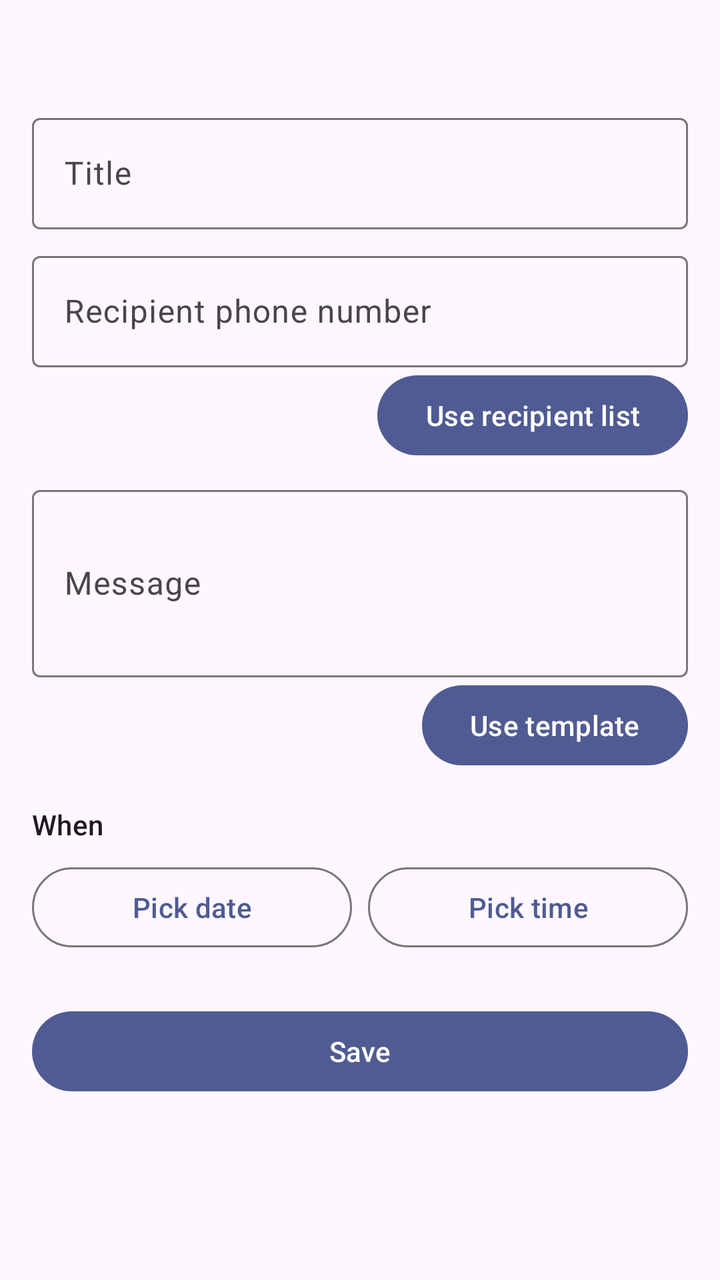
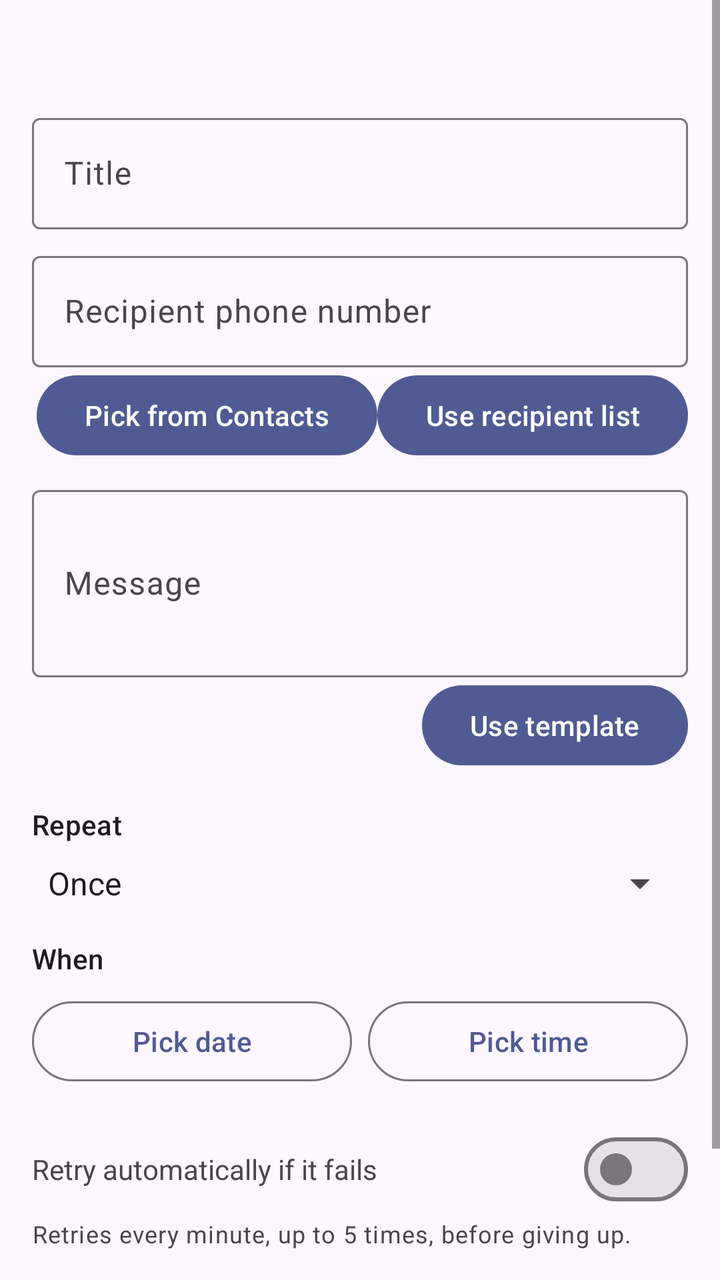

An Android layout rendered at two revisions. The XML below is the earlier revision; the diff shows what the commit changed to produce the second picture.
<!-- AndroidManifest.xml: application theme Theme.Reminders -->
<!-- res/layout/activity_edit_auto_task.xml -->
<?xml version="1.0" encoding="utf-8"?>
<ScrollView xmlns:android="http://schemas.android.com/apk/res/android"
    android:layout_width="match_parent"
    android:layout_height="match_parent">

    <LinearLayout
        android:layout_width="match_parent"
        android:layout_height="wrap_content"
        android:orientation="vertical"
        android:padding="16dp">

        <TextView
            android:id="@+id/text_channel"
            android:layout_width="match_parent"
            android:layout_height="wrap_content"
            android:textAppearance="?attr/textAppearanceTitleMedium"
            android:layout_marginBottom="16dp" />

        <com.google.android.material.textfield.TextInputLayout
            android:id="@+id/layout_label"
            android:layout_width="match_parent"
            android:layout_height="wrap_content"
            android:hint="@string/auto_label_title">

            <com.google.android.material.textfield.TextInputEditText
                android:id="@+id/input_label"
                android:layout_width="match_parent"
                android:layout_height="wrap_content" />
        </com.google.android.material.textfield.TextInputLayout>

        <com.google.android.material.textfield.TextInputLayout
            android:id="@+id/layout_recipient"
            android:layout_width="match_parent"
            android:layout_height="wrap_content"
            android:layout_marginTop="8dp"
            android:hint="@string/auto_label_recipient">

            <com.google.android.material.textfield.TextInputEditText
                android:id="@+id/input_recipient"
                android:layout_width="match_parent"
                android:layout_height="wrap_content"
                android:inputType="phone" />
        </com.google.android.material.textfield.TextInputLayout>

        <Button
            android:id="@+id/button_pick_recipient_list"
            android:layout_width="wrap_content"
            android:layout_height="wrap_content"
            android:layout_gravity="end"
            android:text="@string/auto_pick_recipient_list" />

        <com.google.android.material.textfield.TextInputLayout
            android:id="@+id/layout_message"
            android:layout_width="match_parent"
            android:layout_height="wrap_content"
            android:layout_marginTop="8dp"
            android:hint="@string/auto_label_message">

            <com.google.android.material.textfield.TextInputEditText
                android:id="@+id/input_message"
                android:layout_width="match_parent"
                android:layout_height="wrap_content"
                android:minLines="3"
                android:inputType="textMultiLine" />
        </com.google.android.material.textfield.TextInputLayout>

        <Button
            android:id="@+id/button_pick_template"
            android:layout_width="wrap_content"
            android:layout_height="wrap_content"
            android:layout_gravity="end"
            android:text="@string/auto_pick_template" />

        <TextView
            android:layout_width="match_parent"
            android:layout_height="wrap_content"
            android:layout_marginTop="16dp"
            android:text="@string/auto_label_when"
            android:textAppearance="?attr/textAppearanceLabelLarge" />

        <LinearLayout
            android:layout_width="match_parent"
            android:layout_height="wrap_content"
            android:orientation="horizontal"
            android:layout_marginTop="8dp">

            <Button
                android:id="@+id/button_date"
                style="?attr/materialButtonOutlinedStyle"
                android:layout_width="0dp"
                android:layout_height="wrap_content"
                android:layout_weight="1"
                android:layout_marginEnd="4dp"
                android:text="@string/auto_pick_date" />

            <Button
                android:id="@+id/button_time"
                style="?attr/materialButtonOutlinedStyle"
                android:layout_width="0dp"
                android:layout_height="wrap_content"
                android:layout_weight="1"
                android:layout_marginStart="4dp"
                android:text="@string/auto_pick_time" />
        </LinearLayout>

        <Button
            android:id="@+id/button_save"
            android:layout_width="match_parent"
            android:layout_height="wrap_content"
            android:layout_marginTop="24dp"
            android:text="@string/save" />

        <Button
            android:id="@+id/button_delete"
            style="?attr/materialButtonOutlinedStyle"
            android:layout_width="match_parent"
            android:layout_height="wrap_content"
            android:layout_marginTop="8dp"
            android:text="@string/delete"
            android:visibility="gone"
            android:textColor="?attr/colorError" />
    </LinearLayout>
</ScrollView>
<!-- resources referenced by this layout -->
<resources>
  <string name="auto_label_message">Message</string>
  <string name="auto_label_recipient">Recipient phone number</string>
  <string name="auto_label_title">Title</string>
  <string name="auto_label_when">When</string>
  <string name="auto_pick_date">Pick date</string>
  <string name="auto_pick_recipient_list">Use recipient list</string>
  <string name="auto_pick_template">Use template</string>
  <string name="auto_pick_time">Pick time</string>
  <string name="delete">Delete reminder</string>
  <string name="save">Save</string>
  <style name="Theme.Reminders" parent="Theme.Material3.DayNight">
          <item name="colorPrimary">@color/primary</item>
      </style>
  <color name="primary">#4F5B92</color>
</resources>

<!-- the commit's change to res/layout/activity_edit_auto_task.xml (unified diff, before → after) -->
@@ -42,12 +42,25 @@
                 android:inputType="phone" />
         </com.google.android.material.textfield.TextInputLayout>
 
-        <Button
-            android:id="@+id/button_pick_recipient_list"
-            android:layout_width="wrap_content"
+        <LinearLayout
+            android:id="@+id/row_recipient_pickers"
+            android:layout_width="match_parent"
             android:layout_height="wrap_content"
-            android:layout_gravity="end"
-            android:text="@string/auto_pick_recipient_list" />
+            android:orientation="horizontal"
+            android:gravity="end">
+
+            <Button
+                android:id="@+id/button_pick_contact"
+                android:layout_width="wrap_content"
+                android:layout_height="wrap_content"
+                android:text="@string/auto_pick_contact" />
+
+            <Button
+                android:id="@+id/button_pick_recipient_list"
+                android:layout_width="wrap_content"
+                android:layout_height="wrap_content"
+                android:text="@string/auto_pick_recipient_list" />
+        </LinearLayout>
 
         <com.google.android.material.textfield.TextInputLayout
             android:id="@+id/layout_message"
@@ -75,10 +88,25 @@
             android:layout_width="match_parent"
             android:layout_height="wrap_content"
             android:layout_marginTop="16dp"
+            android:text="@string/auto_label_repeat"
+            android:textAppearance="?attr/textAppearanceLabelLarge" />
+
+        <Spinner
+            android:id="@+id/spinner_recurrence"
+            android:layout_width="match_parent"
+            android:layout_height="wrap_content"
+            android:layout_marginTop="8dp"
+            android:entries="@array/auto_recurrence_options" />
+
+        <TextView
+            android:layout_width="match_parent"
+            android:layout_height="wrap_content"
+            android:layout_marginTop="16dp"
             android:text="@string/auto_label_when"
             android:textAppearance="?attr/textAppearanceLabelLarge" />
 
         <LinearLayout
+            android:id="@+id/row_date"
             android:layout_width="match_parent"
             android:layout_height="wrap_content"
             android:orientation="horizontal"
@@ -104,11 +132,57 @@
         </LinearLayout>
 
         <Button
+            android:id="@+id/button_time_only"
+            style="?attr/materialButtonOutlinedStyle"
+            android:layout_width="match_parent"
+            android:layout_height="wrap_content"
+            android:layout_marginTop="8dp"
+            android:text="@string/auto_pick_time"
+            android:visibility="gone" />
+
+        <LinearLayout
+            android:id="@+id/row_retry"
+            android:layout_width="match_parent"
+            android:layout_height="wrap_content"
+            android:orientation="horizontal"
+            android:gravity="center_vertical"
+            android:layout_marginTop="16dp">
+
+            <TextView
+                android:layout_width="0dp"
+                android:layout_height="wrap_content"
+                android:layout_weight="1"
+                android:text="@string/auto_retry_on_failure" />
+
+            <com.google.android.material.materialswitch.MaterialSwitch
+                android:id="@+id/switch_retry_on_failure"
+                android:layout_width="wrap_content"
+                android:layout_height="wrap_content" />
+        </LinearLayout>
+
+        <TextView
+            android:id="@+id/text_retry_explainer"
+            android:layout_width="match_parent"
+            android:layout_height="wrap_content"
+            android:text="@string/auto_retry_on_failure_explainer"
+            android:textAppearance="?attr/textAppearanceBodySmall"
+            android:textColor="?android:attr/textColorSecondary" />
+
+        <Button
             android:id="@+id/button_save"
             android:layout_width="match_parent"
             android:layout_height="wrap_content"
             android:layout_marginTop="24dp"
             android:text="@string/save" />
+
+        <Button
+            android:id="@+id/button_send_now"
+            style="?attr/materialButtonOutlinedStyle"
+            android:layout_width="match_parent"
+            android:layout_height="wrap_content"
+            android:layout_marginTop="8dp"
+            android:text="@string/auto_send_now"
+            android:visibility="gone" />
 
         <Button
             android:id="@+id/button_delete"
<!-- resource entries referenced after the edit -->
@@ -1,13 +1,23 @@
 <!-- resources referenced by this layout -->
 <resources>
+  <string-array name="auto_recurrence_options">
+          <item>Once</item>
+          <item>Every day</item>
+          <item>Weekdays (Mon–Fri)</item>
+      </string-array>
   <string name="auto_label_message">Message</string>
   <string name="auto_label_recipient">Recipient phone number</string>
+  <string name="auto_label_repeat">Repeat</string>
   <string name="auto_label_title">Title</string>
   <string name="auto_label_when">When</string>
+  <string name="auto_pick_contact">Pick from Contacts</string>
   <string name="auto_pick_date">Pick date</string>
   <string name="auto_pick_recipient_list">Use recipient list</string>
   <string name="auto_pick_template">Use template</string>
   <string name="auto_pick_time">Pick time</string>
+  <string name="auto_retry_on_failure">Retry automatically if it fails</string>
+  <string name="auto_retry_on_failure_explainer">Retries every minute, up to 5 times, before giving up.</string>
+  <string name="auto_send_now">Send now</string>
   <string name="delete">Delete reminder</string>
   <string name="save">Save</string>
   <style name="Theme.Reminders" parent="Theme.Material3.DayNight">
